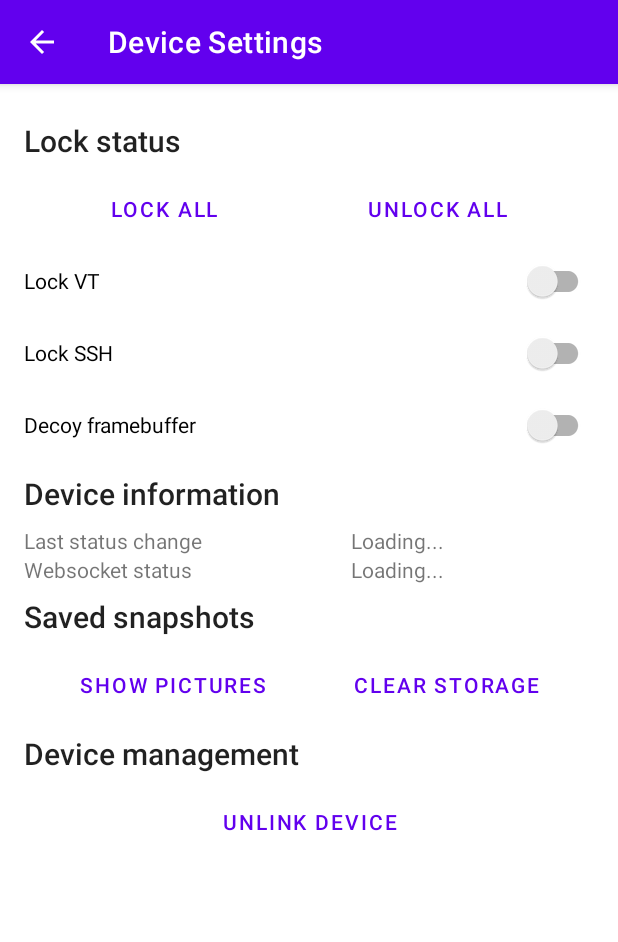
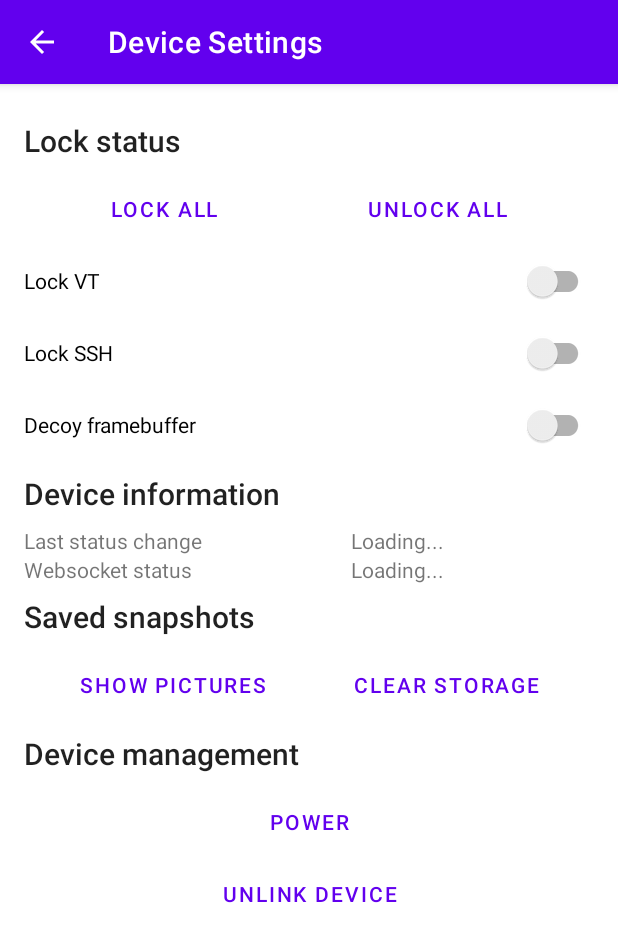
Before and after one commit to tux3/aegis, an Android app: the DeviceSettingsActivity screen opened directly, with no data from a screen before it, on a phone screen of 412 x 824 dp. Shown: the top 942 px of the screen. Run offline under Robolectric (Android 15) with nearby library versions, the phone set to English and light mode, and no system bars; libraries missing offline, so code that uses them is left out: uniffi.client; 6 statements that could not run were skipped.

Commit message:
app: Device power command menu

```diff
--- a/app/app/src/main/res/layout/activity_device_settings.xml
+++ b/app/app/src/main/res/layout/activity_device_settings.xml
@@ -183,6 +183,17 @@
                 android:textAppearance="@style/TextAppearance.AppCompat.Title" />
 
             <Button
+                android:id="@+id/power_btn"
+                style="?android:attr/buttonBarButtonStyle"
+                android:layout_width="match_parent"
+                android:layout_height="wrap_content"
+                android:layout_marginHorizontal="8dp"
+                android:layout_weight="1"
+                android:duplicateParentState="true"
+                android:text="@string/power"
+                android:onClick="showPowerMenu"/>
+
+            <Button
                 android:id="@+id/unlink_btn"
                 style="?android:attr/buttonBarButtonStyle"
                 android:layout_width="match_parent"
--- /dev/null
+++ b/app/app/src/main/res/menu/device_power_menu.xml
@@ -0,0 +1,7 @@
+<?xml version="1.0" encoding="utf-8"?>
+<menu xmlns:android="http://schemas.android.com/apk/res/android">
+    <item android:id="@+id/device_shutdown"
+        android:title="@string/shutdown" />
+    <item android:id="@+id/device_reboot"
+        android:title="@string/reboot" />
+</menu>
--- a/app/app/src/main/res/values/strings.xml
+++ b/app/app/src/main/res/values/strings.xml
@@ -31,4 +31,7 @@
     <string name="saved_snapshots">Saved snapshots</string>
     <string name="show_pictures">Show pictures</string>
     <string name="clear_storage">Clear storage</string>
+    <string name="power">Power</string>
+    <string name="shutdown">Shutdown</string>
+    <string name="reboot">Reboot</string>
 </resources>
```
Also changed, not shown: app/app/src/main/java/net/alacrem/aegis/ui/DeviceSettingsActivity.kt (+52 -1 lines), 4 other files.
